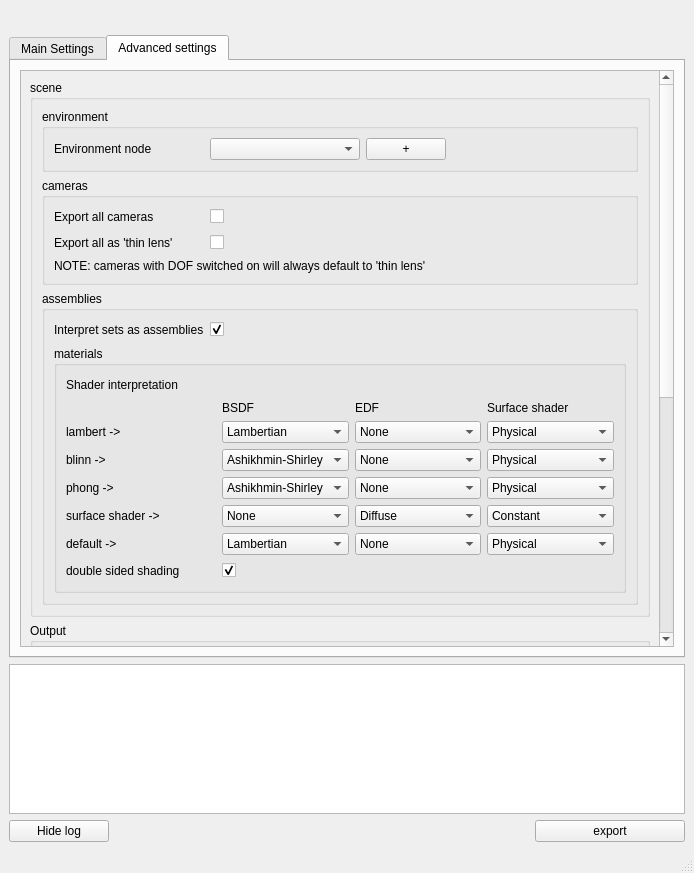
Old version of the form mayaseed.ui in the repository dictoon/mayaseed.
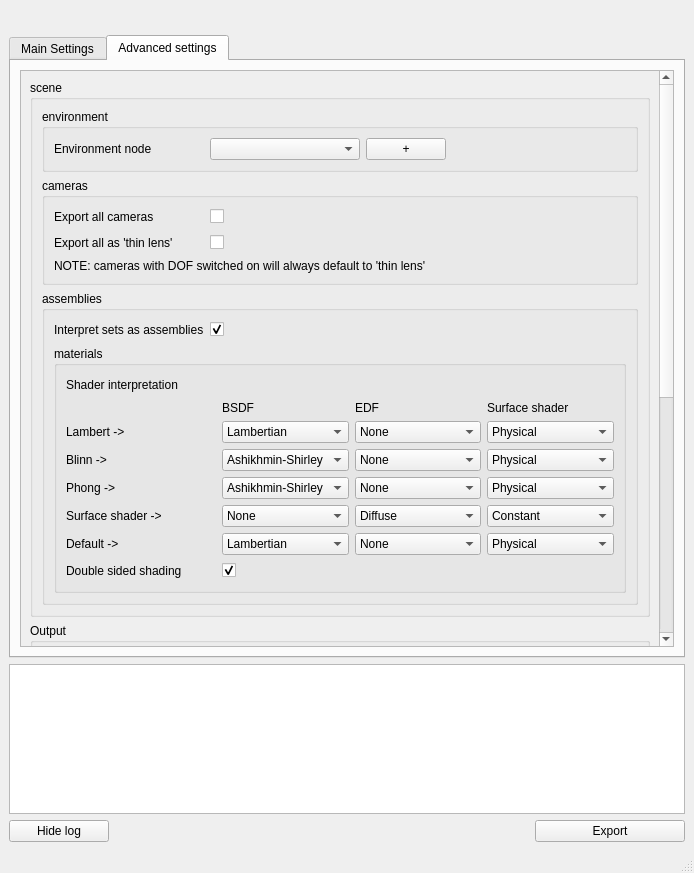
New version of the form. The open tabs and pages were chosen to show the change. Icons and pictures are not drawn.

Commit message: fixed copyright year and capitalised all ui attributes

Diff of the .ui file:
```diff
--- a/mayaseed.ui
+++ b/mayaseed.ui
@@ -194,7 +194,7 @@
            <property name="geometry">
             <rect>
              <x>0</x>
-             <y>-368</y>
+             <y>-791</y>
              <width>607</width>
              <height>1169</height>
             </rect>
@@ -505,7 +505,7 @@
                           </size>
                          </property>
                          <property name="text">
-                          <string>lambert -&gt;</string>
+                          <string>Lambert -&gt;</string>
                          </property>
                         </widget>
                        </item>
@@ -603,7 +603,7 @@
                           </size>
                          </property>
                          <property name="text">
-                          <string>blinn -&gt;</string>
+                          <string>Blinn -&gt;</string>
                          </property>
                         </widget>
                        </item>
@@ -697,7 +697,7 @@
                           </size>
                          </property>
                          <property name="text">
-                          <string>phong -&gt;</string>
+                          <string>Phong -&gt;</string>
                          </property>
                         </widget>
                        </item>
@@ -716,7 +716,7 @@
                           </size>
                          </property>
                          <property name="text">
-                          <string>surface shader -&gt;</string>
+                          <string>Surface shader -&gt;</string>
                          </property>
                         </widget>
                        </item>
@@ -885,7 +885,7 @@
                           </size>
                          </property>
                          <property name="text">
-                          <string>default -&gt;</string>
+                          <string>Default -&gt;</string>
                          </property>
                         </widget>
                        </item>
@@ -1018,7 +1018,7 @@
                           </size>
                          </property>
                          <property name="text">
-                          <string>double sided shading</string>
+                          <string>Double sided shading</string>
                          </property>
                         </widget>
                        </item>
@@ -1856,7 +1856,7 @@
          </size>
         </property>
         <property name="text">
-         <string>export</string>
+         <string>Export</string>
         </property>
         <property name="+command" stdset="0">
          <string>&quot;mayaseed.export()&quot;</string>
```
Left out of the diff: 6 changed lines with no effect on the pictures. The commit also changes 3 other files.
